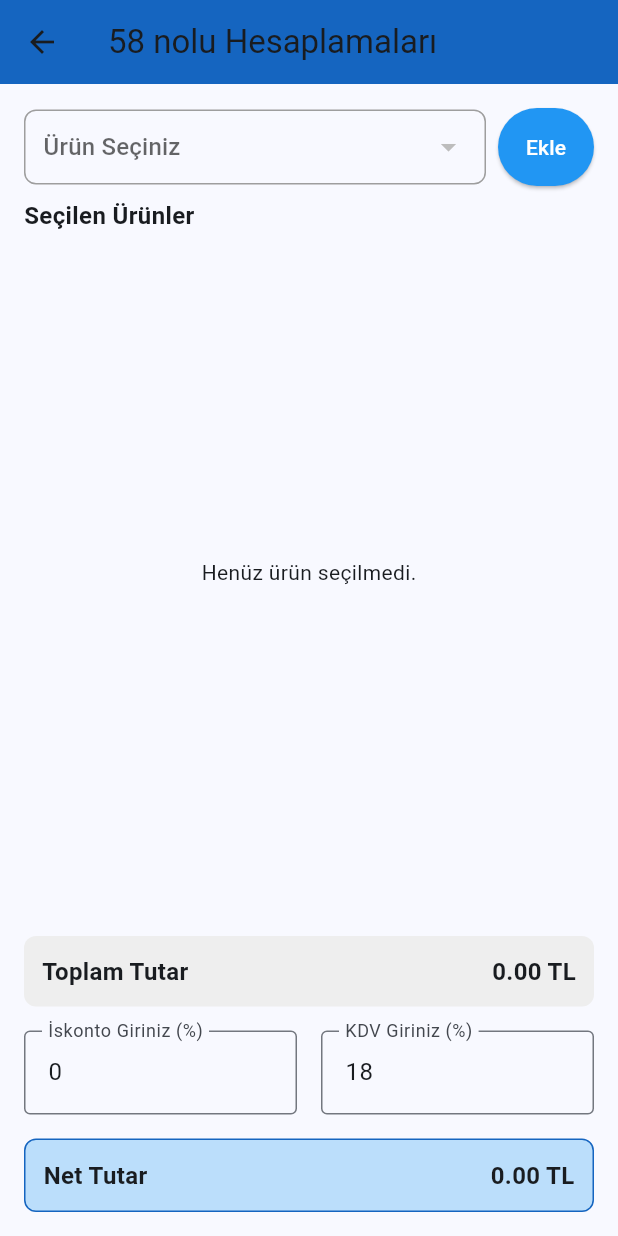
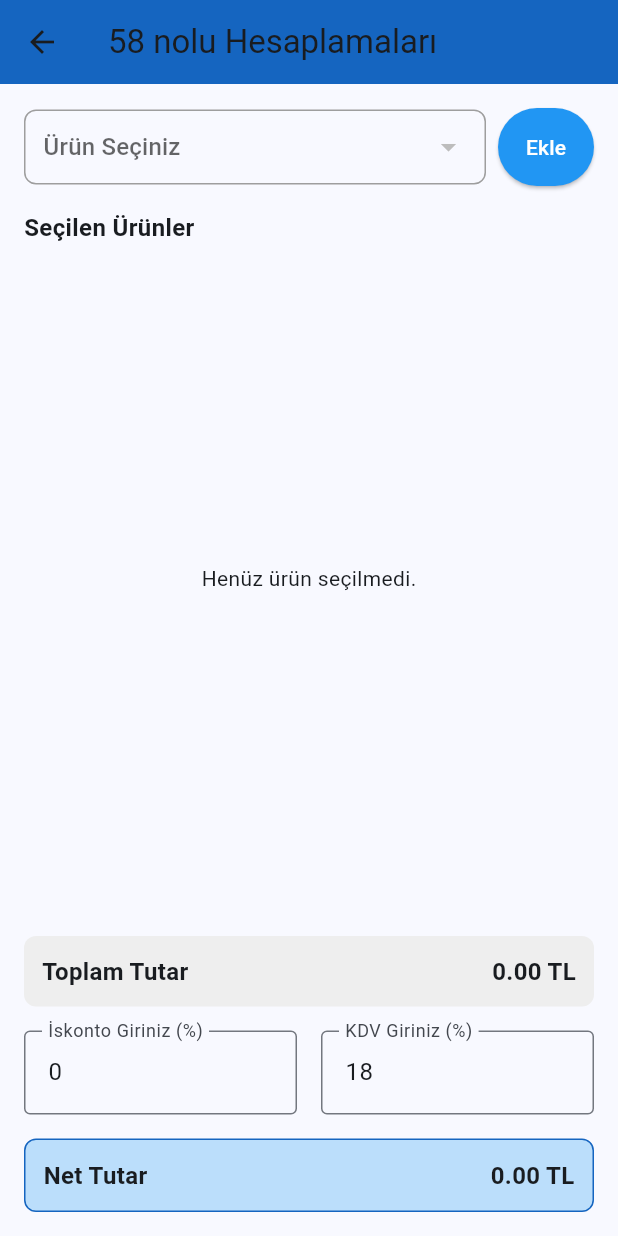
Before and after one commit to TahirAtakanCan/osmYapi, a Flutter app: the CalculateScreen screen opened directly, after a tap on "Ekle", on a phone screen of 412 x 824 dp. Run offline on Flutter 3.47's test engine with Material 3 defaults, Android fonts, the phone set to English and light mode, and no system bars; missing offline and left inert: excel.

Commit message:
Sayfa buton işlevsellikleri

```diff
--- a/lib/CalculateScreen.dart
+++ b/lib/CalculateScreen.dart
@@ -51,6 +51,8 @@ class _CalculateScreenState extends State<CalculateScreen> {
           ? 'assets/excel/58nolu.xlsx'
           : 'assets/excel/59nolu.xlsx';
 
+      print('Excel dosyası yükleniyor: $excelFileName');
+
       // Excel dosyasını oku
       final ByteData data = await rootBundle.load(excelFileName);
       var bytes = data.buffer.asUint8List(data.offsetInBytes, data.lengthInBytes);
@@ -60,9 +62,14 @@ class _CalculateScreenState extends State<CalculateScreen> {
 
       // Excel içindeki verileri oku
       for (var table in excel.tables.keys) {
+        print('Excel tablosu okunuyor: $table');
+
         // Önce tablo yapısını inceleyip sütun adlarını belirle
         var rows = excel.tables[table]!.rows;
-        if (rows.isEmpty) continue;
+        if (rows.isEmpty) {
+          print('Tablo boş: $table');
+          continue;
+        }
 
         // İlk satır (başlık satırı)
         var headerRow = rows[0];
@@ -72,6 +79,15 @@ class _CalculateScreenState extends State<CalculateScreen> {
         }
 
         print("Excel sütun başlıkları: $headers");
+
+        // Mevcut sütun başlıklarınız
+        bool hasUrunKodu = headers.any((h) => h.toUpperCase() == 'ÜRÜN KODU');
+        bool hasUrunAdi = headers.any((h) => h.toUpperCase() == 'ÜRÜN ADI');
+        bool hasProfilBoyu = headers.any((h) => h.toUpperCase().contains('PROFİL BOYU'));
+        bool hasFiyat = headers.any((h) => h.toUpperCase().contains('FİYAT'));
+
+        print('Sütun kontrolü: Ürün Kodu: $hasUrunKodu, Ürün Adı: $hasUrunAdi, ' +
+              'Profil Boyu: $hasProfilBoyu, Fiyat: $hasFiyat');
 
         // 1. sütundan sonraki satırları oku (başlığı atlayarak)
         for (var i = 1; i < rows.length; i++) {
@@ -83,23 +99,42 @@ class _CalculateScreenState extends State<CalculateScreen> {
             for (var j = 0; j < headers.length; j++) {
               if (j < row.length && row[j]?.value != null) {
                 String header = headers[j];
-                if (header == 'PROFİL BOYU (metre)' || header == 'FİYAT (Metre)') {
+
+                // Sayısal değer kontrolü
+                dynamic cellValue = row[j]?.value;
+                if (header.toUpperCase().contains('PROFİL BOYU') ||
+                    header.toUpperCase().contains('FİYAT')) {
                   // Sayısal değerleri double olarak çevir
-                  rowData[header] = double.tryParse(row[j]?.value.toString() ?? '0') ?? 0.0;
+                  double numValue = 0.0;
+
+                  if (cellValue != null) {
+                    if (cellValue is num) {
+                      numValue = cellValue.toDouble();
+                    } else if (cellValue is String) {
+                      // Virgül yerine nokta kullanımını destekle
+                      String numStr = cellValue.replaceAll(',', '.');
+                      numValue = double.tryParse(numStr) ?? 0.0;
+                    }
+                  }
+
+                  rowData[header] = numValue;
                 } else {
-                  rowData[header] = row[j]?.value.toString() ?? '';
+                  rowData[header] = cellValue?.toString() ?? '';
                 }
               }
             }
 
-            // En azından UrunKodu veya ilk sütun dolu ise ekle
-            if (rowData.containsKey(headers[0]) && rowData[headers[0]].toString().isNotEmpty) {
-              print("Okunan ürün: $rowData");
+            // En azından ilk sütun dolu ise ekle
+            if (rowData.containsKey(headers[0]) &&
+                rowData[headers[0]].toString().isNotEmpty) {
+              print("Ürün: ${rowData[headers[0]]} yükleniyor");
               tempData.add(rowData);
             }
           }
         }
       }
+
+      print('Toplam ${tempData.length} ürün yüklendi');
 
       setState(() {
         excelData = tempData;
@@ -115,11 +150,15 @@ class _CalculateScreenState extends State<CalculateScreen> {
 
   void _addProduct() {
     if (selectedProduct != null) {
+      String codeColumn = _getProductCodeColumn();
+
       // Ürünün zaten eklenip eklenmediğini kontrol et
-      bool isAlreadyAdded = selectedProducts.any(
-        (product) => product[excelData.isNotEmpty && excelData[0].containsKey('UrunKodu') ? 'UrunKodu' : excelData[0].keys.first] ==
-                      selectedProduct![excelData.isNotEmpty && excelData[0].containsKey('UrunKodu') ? 'UrunKodu' : excelData[0].keys.first]
-      );
+      bool isAlreadyAdded = false;
+      if (codeColumn.isNotEmpty) {
+        isAlreadyAdded = selectedProducts.any(
+          (product) => product[codeColumn] == selectedProduct![codeColumn]
+        );
+      }
 
       if (!isAlreadyAdded) {
         setState(() {
@@ -166,7 +205,7 @@ class _CalculateScreenState extends State<CalculateScreen> {
   // Profil boyu ve Fiyat sütun adlarını belirle
   String _getProfilBoyuColumn() {
     if (excelData.isNotEmpty) {
-      if (excelData[0].containsKey('ProfilBoyu')) return 'ProfilBoyu';
+      if (excelData[0].containsKey('PROFİL BOYU (metre)')) return 'PROFİL BOYU (metre)';
       // Profil Boyu için alternatif isimler
       for (var key in excelData[0].keys) {
         if (key.toLowerCase().contains('profil') || key.toLowerCase().contains('boy')) {
@@ -183,7 +222,7 @@ class _CalculateScreenState extends State<CalculateScreen> {
 
   String _getFiyatColumn() {
     if (excelData.isNotEmpty) {
-      if (excelData[0].containsKey('Fiyat')) return 'Fiyat';
+      if (excelData[0].containsKey('FİYAT (Metre)')) return 'FİYAT (Metre)';
       // Fiyat için alternatif isimler
       for (var key in excelData[0].keys) {
         if (key.toLowerCase().contains('fiyat') || key.toLowerCase().contains('ücret') ||
@@ -204,7 +243,7 @@ class _CalculateScreenState extends State<CalculateScreen> {
   // Ürün kodunu ve adını belirle
   String _getProductCodeColumn() {
     if (excelData.isNotEmpty) {
-      if (excelData[0].containsKey('UrunKodu')) return 'UrunKodu';
+      if (excelData[0].containsKey('ÜRÜN KODU')) return 'ÜRÜN KODU';
       // Alternatif isimler
       for (var key in excelData[0].keys) {
         if (key.toLowerCase().contains('kod') || key.toLowerCase().contains('code')) {
@@ -219,7 +258,7 @@ class _CalculateScreenState extends State<CalculateScreen> {
 
   String _getProductNameColumn() {
     if (excelData.isNotEmpty) {
-      if (excelData[0].containsKey('UrunAdi')) return 'UrunAdi';
+      if (excelData[0].containsKey('ÜRÜN ADI')) return 'ÜRÜN ADI';
       // Alternatif isimler
       for (var key in excelData[0].keys) {
         if (key.toLowerCase().contains('ad') || key.toLowerCase().contains('name') ||
@@ -311,15 +350,18 @@ class _CalculateScreenState extends State<CalculateScreen> {
                             value: selectedProduct,
                             isExpanded: true,
                             items: excelData.map((item) {
+                              String displayText = '';
+                              if (codeColumn.isNotEmpty && nameColumn.isNotEmpty &&
+                                  item.containsKey(codeColumn) && item.containsKey(nameColumn)) {
+                                displayText = '${item[codeColumn]} - ${item[nameColumn]}';
+                              } else if (codeColumn.isNotEmpty && item.containsKey(codeColumn)) {
+                                displayText = item[codeColumn].toString();
+                              } else {
+                                displayText = 'Ürün';
+                              }
                               return DropdownMenuItem<Map<String, dynamic>>(
                                 value: item,
-                                child: Text(
-                                  codeColumn.isNotEmpty && nameColumn.isNotEmpty
-                                    ? '${item[codeColumn]} - ${item[nameColumn]}'
-                                    : codeColumn.isNotEmpty
-                                      ? item[codeColumn].toString()
-                                      : 'Ürün'
-                                ),
+                                child: Text(displayText),
                               );
                             }).toList(),
                             onChanged: (value) {
@@ -337,14 +379,14 @@ class _CalculateScreenState extends State<CalculateScreen> {
                       style: ElevatedButton.styleFrom(
                         backgroundColor: Colors.blue,
                         foregroundColor: Colors.white,
-                        padding: const EdgeInsets.symmetric(vertical: 16),
+                        padding: const EdgeInsets.symmetric(vertical: 16, horizontal: 16),
                       ),
                       child: const Text('Ekle'),
                     ),
                   ],
                 ),
 
-                const SizedBox(height: 8),
+                const SizedBox(height: 16),
                 const Text(
                   'Seçilen Ürünler',
                   style: TextStyle(
@@ -362,6 +404,25 @@ class _CalculateScreenState extends State<CalculateScreen> {
                         itemCount: selectedProducts.length,
                         itemBuilder: (context, index) {
                           final product = selectedProducts[index];
+                          String displayTitle = '';
+                          if (codeColumn.isNotEmpty && nameColumn.isNotEmpty &&
+                              product.containsKey(codeColumn) && product.containsKey(nameColumn)) {
+                            displayTitle = '${product[codeColumn]} - ${product[nameColumn]}';
+                          } else if (codeColumn.isNotEmpty && product.containsKey(codeColumn)) {
+                            displayTitle = product[codeColumn].toString();
+                          } else {
+                            displayTitle = 'Ürün ${index + 1}';
+                          }
+
+                          String profilBoyuText = '';
+                          String fiyatText = '';
+                          if (profilBoyuColumn.isNotEmpty && product.containsKey(profilBoyuColumn)) {
+                            profilBoyuText = 'Profil Boyu: ${product[profilBoyuColumn]}';
+                          }
+                          if (fiyatColumn.isNotEmpty && product.containsKey(fiyatColumn)) {
+                            fiyatText = 'Fiyat: ${product[fiyatColumn]} TL';
+                          }
+
                           return Card(
                             margin: const EdgeInsets.only(bottom: 8),
                             child: Padding(
@@ -374,17 +435,11 @@ class _CalculateScreenState extends State<CalculateScreen> {
                                       crossAxisAlignment: CrossAxisAlignment.start,
                                       children: [
                                         Text(
-                                          codeColumn.isNotEmpty && nameColumn.isNotEmpty
-                                            ? '${product[codeColumn]} - ${product[nameColumn]}'
-                                            : codeColumn.isNotEmpty
-                                              ? product[codeColumn].toString()
-                                              : 'Ürün',
+                                          displayTitle,
                                           style: const TextStyle(fontWeight: FontWeight.bold),
                                         ),
-                                        if (profilBoyuColumn.isNotEmpty && fiyatColumn.isNotEmpty)
-                                          Text(
-                                            'Profil Boyu: ${product[profilBoyuColumn]} - Fiyat: ${product[fiyatColumn]} TL'
-                                          ),
+                                        if (profilBoyuText.isNotEmpty || fiyatText.isNotEmpty)
+                                          Text('$profilBoyuText ${profilBoyuText.isNotEmpty && fiyatText.isNotEmpty ? " - " : ""} $fiyatText'),
                                       ],
                                     ),
                                   ),
```
